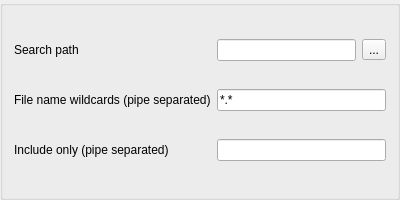
Old version of the form src/TargetSelect.ui in the repository visuve/grepQt.
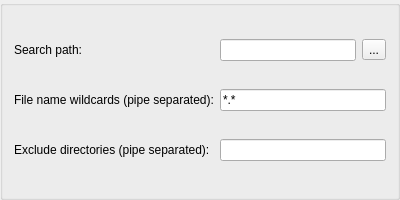
New version of the form.

Patch:
```diff
--- a/src/TargetSelect.ui
+++ b/src/TargetSelect.ui
@@ -14,7 +14,7 @@
    <item row="0" column="0">
     <widget class="QLabel" name="label">
      <property name="text">
-      <string>Search path</string>
+      <string>Search path:</string>
      </property>
     </widget>
    </item>
@@ -31,7 +31,7 @@
    <item row="1" column="0">
     <widget class="QLabel" name="labelWildcards">
      <property name="text">
-      <string>File name wildcards (pipe separated)</string>
+      <string>File name wildcards (pipe separated):</string>
      </property>
     </widget>
    </item>
@@ -45,7 +45,7 @@
    <item row="2" column="0">
     <widget class="QLabel" name="labelExcludes">
      <property name="text">
-      <string>Include only (pipe separated)</string>
+      <string>Exclude directories (pipe separated):</string>
      </property>
     </widget>
    </item>
```
